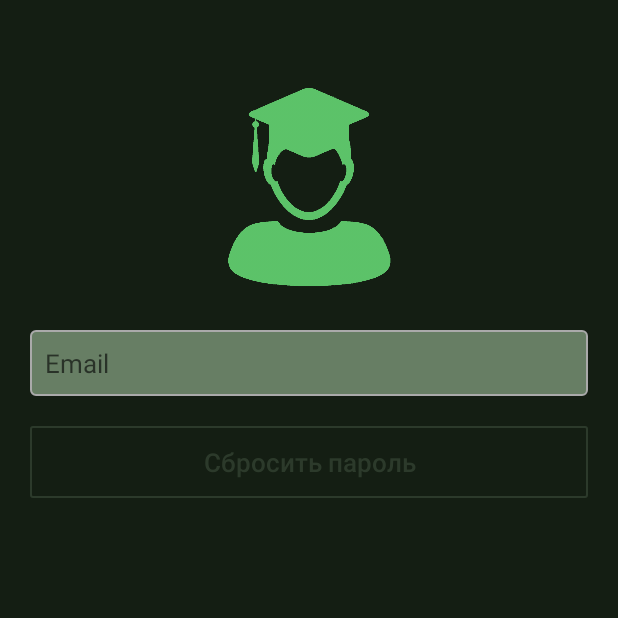
After one commit to Dimaman/studinfo, an Android app: the ResetPassActivity screen opened directly, with no data from a screen before it, on a phone screen of 412 x 824 dp, the top half of it. The commit adds this screen. Run offline under Robolectric (Android 15) with nearby library versions, the phone set to English and light mode, and no system bars; our stand-ins replace Firebase (no records; nobody signed in at launch, a user with empty details on screens opened directly); pictures from the network do not load.

Commit message:
добавлен сброс пароля
добавлен сброс пароля, изменено view объединения

```diff
--- a/build.gradle
+++ b/build.gradle
@@ -15,8 +15,8 @@ android {
         applicationId "com.scg.studinfo"
         minSdkVersion 24
         targetSdkVersion 29
-        versionCode 52
-        versionName "1.1.2"
+        versionCode 55
+        versionName "1.1.5"
         testInstrumentationRunner "androidx.test.runner.AndroidJUnitRunner"
     }
     buildTypes {
--- a/src/main/AndroidManifest.xml
+++ b/src/main/AndroidManifest.xml
@@ -18,7 +18,8 @@
         android:supportsRtl="true"
         android:theme="@style/AppTheme"
         tools:ignore="GoogleAppIndexingWarning">
-        <activity android:name=".activities.EditlocalInfoActivity"></activity>
+        <activity android:name=".activities.ResetPassActivity"></activity>
+        <activity android:name=".activities.EditlocalInfoActivity" />
         <activity android:name=".activities.AddLocalInfoActivity" />
         <activity android:name=".activities.TestActivity" />
         <activity
--- a/src/main/java/com/scg/studinfo/activities/LoginActivity.kt
+++ b/src/main/java/com/scg/studinfo/activities/LoginActivity.kt
@@ -5,7 +5,6 @@ import android.content.SharedPreferences
 import androidx.appcompat.app.AppCompatActivity
 import android.os.Bundle
 import android.view.inputmethod.EditorInfo
-import com.google.firebase.auth.FirebaseAuth
 import com.scg.studinfo.R
 import com.scg.studinfo.models.User
 import com.scg.studinfo.utils.FireBaseHelper
@@ -27,6 +26,10 @@ class LoginActivity : AppCompatActivity() {
         coordinateBtnAndInputs(login_btn, email_input, password_input)
         registration_btn.setOnClickListener{
             startActivity(Intent(this, RegisterActivity::class.java))
+        }
+
+        reset_pass.setOnClickListener {
+            startActivity(Intent(this, ResetPassActivity::class.java))
         }
 
         view_pass.setOnClickListener {
--- a/src/main/java/com/scg/studinfo/activities/ProfileActivity.kt
+++ b/src/main/java/com/scg/studinfo/activities/ProfileActivity.kt
@@ -17,6 +17,7 @@ class ProfileActivity : BaseActivity(2) {
 
     override fun onCreate(savedInstanceState: Bundle?) {
         super.onCreate(savedInstanceState)
+        setContentView(R.layout.activity_profile)
         setContentView(R.layout.activity_profile)
         setupBottomNavigation()
 
@@ -62,7 +63,7 @@ class ProfileActivity : BaseActivity(2) {
         }
     }
     private fun goUnityList() {
-        startActivity(Intent(this, TestActivity::class.java))
+        startActivity(Intent(this, ListUnityActivity::class.java))
     }
 
     private fun goAddActivity() {
--- a/src/main/java/com/scg/studinfo/activities/RegisterActivity.kt
+++ b/src/main/java/com/scg/studinfo/activities/RegisterActivity.kt
@@ -43,7 +43,7 @@ class RegisterActivity : AppCompatActivity(), EmailFragment.Listener, PassFragme
                             .addToBackStack(null)
                             .commit()
                     } else {
-                        showToast("Этот Email уже зарегестрирован")
+                        showToast("Этот Email уже зарегистрирован")
                     }
                 } else {
                     showToast("Произошло что-то страшное, повторите позже")
--- /dev/null
+++ b/src/main/java/com/scg/studinfo/activities/ResetPassActivity.kt
@@ -0,0 +1,32 @@
+package com.scg.studinfo.activities
+
+import androidx.appcompat.app.AppCompatActivity
+import android.os.Bundle
+import com.scg.studinfo.R
+import com.scg.studinfo.utils.FireBaseHelper
+import kotlinx.android.synthetic.main.activity_reset_pass.*
+
+class ResetPassActivity : AppCompatActivity() {
+    private lateinit var mFirebase: FireBaseHelper
+
+    override fun onCreate(savedInstanceState: Bundle?) {
+        super.onCreate(savedInstanceState)
+        setContentView(R.layout.activity_reset_pass)
+
+        mFirebase = FireBaseHelper(this)
+
+        coordinateBtnAndInputs(reset_pass, email_input)
+
+        reset_pass.setOnClickListener {
+            mFirebase.auth.sendPasswordResetEmail(email_input.text.toString())
+                .addOnCompleteListener {
+                    if (it.isSuccessful) {
+                        showToast("На вашу почту пришло письмо с дальнейшими указаниями")
+                        finish()
+                    } else {
+                        showToast("Произошла ошибка, возможно вы неправильно написали email")
+                    }
+                }
+        }
+    }
+}
--- a/src/main/java/com/scg/studinfo/activities/Utils.kt
+++ b/src/main/java/com/scg/studinfo/activities/Utils.kt
@@ -36,7 +36,7 @@ fun Context.showToast(text: String, duration: Int = Toast.LENGTH_SHORT) {
 }
 
 
-const val stringVersion = "1.1.2    "
+const val stringVersion = "1.1.5"
 
 //Сохраненные данные
 val PERSON_INFO = "PERSON_INFO"
--- a/src/main/java/com/scg/studinfo/models/Unity.kt
+++ b/src/main/java/com/scg/studinfo/models/Unity.kt
@@ -6,4 +6,5 @@ data class Unity(
     val shortname: String? = null,
     val name: String? = null, val text: String? = null, val users: List<String>? = null,
     val vk: String? = null, val img: String? = null, val imgmain: String? = null,
+    val imgBg: String? = null,
     @Exclude val uid: String? = null)
--- /dev/null
+++ b/src/main/res/layout/activity_reset_pass.xml
@@ -0,0 +1,36 @@
+<?xml version="1.0" encoding="utf-8"?>
+<androidx.constraintlayout.widget.ConstraintLayout xmlns:android="http://schemas.android.com/apk/res/android"
+    xmlns:app="http://schemas.android.com/apk/res-auto"
+    xmlns:tools="http://schemas.android.com/tools"
+    android:layout_width="match_parent"
+    android:layout_height="match_parent"
+    tools:context=".activities.ResetPassActivity">
+
+            <ImageView
+                android:id="@+id/person_image"
+                android:layout_width="150dp"
+                android:layout_height="150dp"
+                android:layout_marginTop="50dp"
+                android:src="@drawable/reg_icon"
+                app:layout_constraintEnd_toEndOf="parent"
+                app:layout_constraintStart_toStartOf="parent"
+                app:layout_constraintTop_toTopOf="parent"/>
+
+            <EditText
+                android:id="@+id/email_input"
+                style="@style/login_input"
+                android:hint="Email"
+                app:layout_constraintStart_toStartOf="parent"
+                app:layout_constraintEnd_toEndOf="parent"
+                android:inputType="textEmailAddress"
+                app:layout_constraintTop_toBottomOf="@id/person_image"/>
+
+            <Button
+                android:id="@+id/reset_pass"
+                style="@style/login_btn"
+                app:layout_constraintStart_toStartOf="parent"
+                app:layout_constraintEnd_toEndOf="parent"
+                android:text="Сбросить пароль"
+                app:layout_constraintTop_toBottomOf="@id/email_input"/>
+
+</androidx.constraintlayout.widget.ConstraintLayout>
```
Also changed, not shown: src/main/java/com/scg/studinfo/activities/AddUnityActivity.kt (+32 -14 lines), src/main/java/com/scg/studinfo/activities/StudUnityActivity.kt (+3 -4 lines), src/main/java/com/scg/studinfo/utils/CameraHelper.kt (+8 -1 lines), src/main/res/layout/activity_add_unity.xml (+13 -2 lines), src/main/res/layout/activity_login.xml (+12 -0 lines), src/main/res/layout/activity_stud_unity.xml (+1 -25 lines), 702 other files.
